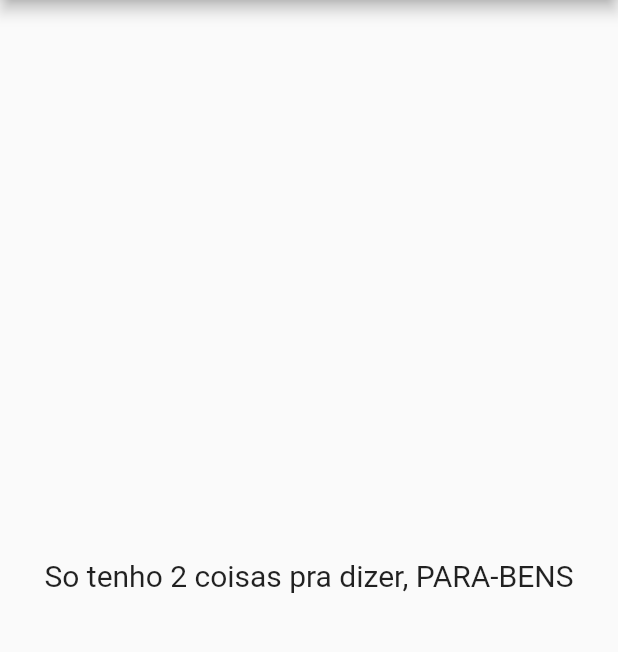
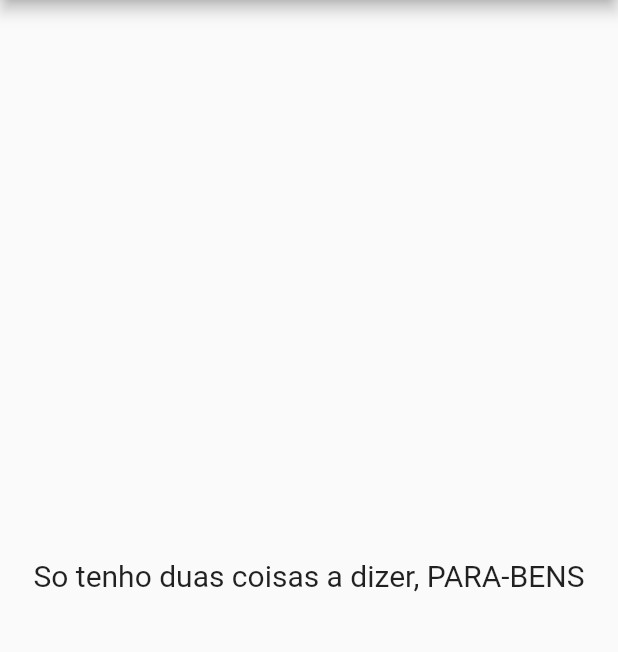
Before and after one commit to jvbt3/Quiz, a Flutter app: the screen it shows after launch, after a tap on "Cayenne", after a tap on "498cv", after a tap on "Urus", on a phone screen of 412 x 824 dp, the part 84-736 px from its top. Run offline on Flutter 3.47's test engine with Material 2 defaults, Android fonts, the phone set to English and light mode, and no system bars.

Commit message:
criacao de um widget e refatoracao de arquivos

```diff
--- /dev/null
+++ b/lib/Widgets/resultado.dart
@@ -0,0 +1,19 @@
+import 'package:flutter/material.dart';
+
+// ignore: use_key_in_widget_constructors
+class Resultado extends StatelessWidget {
+
+
+
+  @override
+  Widget build(BuildContext context) {
+    return const Center(
+      child: Text("So tenho duas coisas a dizer, PARA-BENS",
+      style:
+      TextStyle(
+        fontSize: 20,
+        ),
+      ),
+    );
+  }
+}
--- a/lib/main.dart
+++ b/lib/main.dart
@@ -1,6 +1,7 @@
 import 'package:flutter/material.dart';
-import 'questao.dart';
-import 'resposta.dart';
+import './Widgets/questao.dart';
+import './Widgets/resposta.dart';
+import './Widgets/resultado.dart';
 
 void main() {
   runApp(const MyApp());
@@ -36,6 +37,7 @@ class _MyAppState extends State<MyApp> {
           'Dodge RAM',
         ],
       },
+
     ];
 
   void _responder(){
@@ -66,10 +68,7 @@ class _MyAppState extends State<MyApp> {
                   ...respostas.map((t) => Resposta(t, _responder)).toList(),
                 ],
               )
-            : const Center(
-              child: Text("So tenho 2 coisas pra dizer, PARA-BENS",
-                style: TextStyle(fontSize: 20),),
-              ),
+            : Resultado(),
       ),
     );
   }
```
Also changed, not shown: lib/Widgets/questao.dart (renamed from lib/questao.dart), lib/Widgets/resposta.dart (renamed from lib/resposta.dart).
